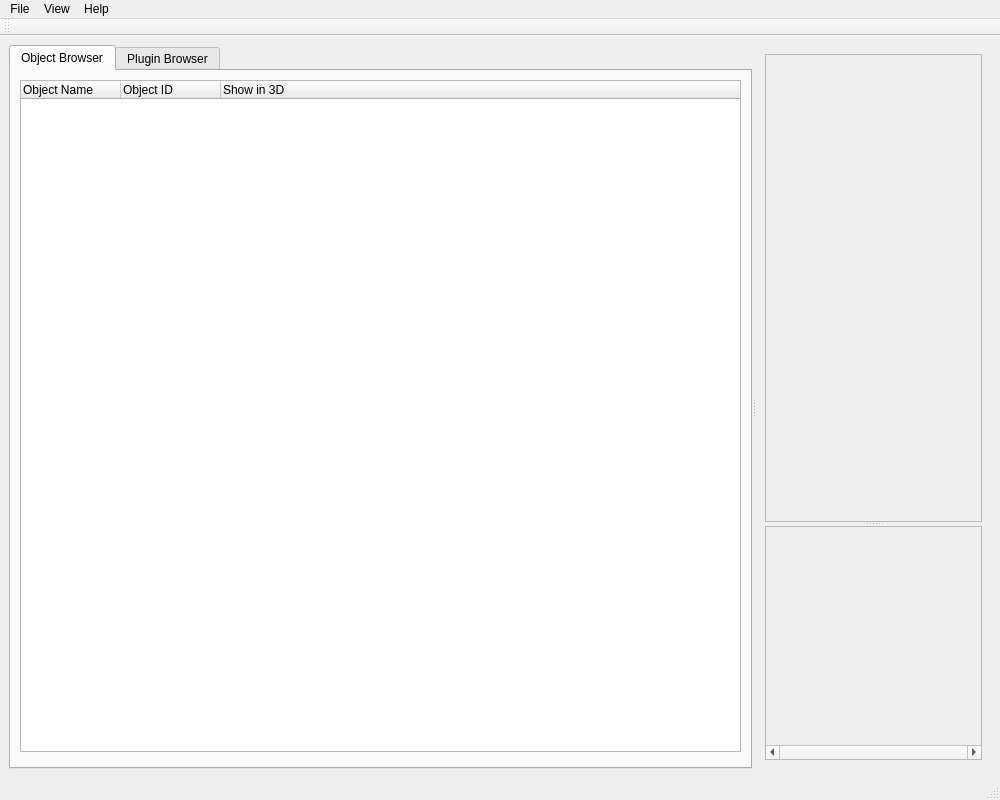
Above: rtUI/rtMainWindow.ui from pengwg/vurtigo before the change. Below: the same form after it.
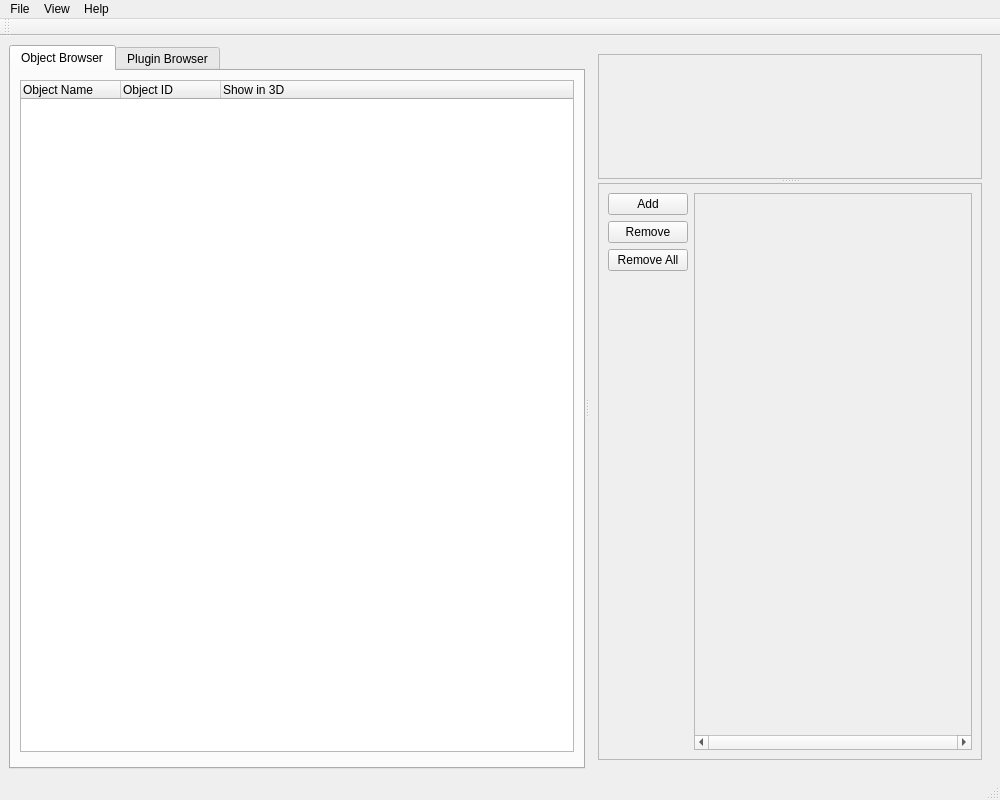
That is the form after the change.

Commit message:
Added buttons so that the user can decide how many 2D views to have. BugID:644 Analysis:Added buttons so that the user can decide how many 2D views to have.
Resolution:

Reviewed by:

Patch:
```diff
--- a/rtUI/rtMainWindow.ui
+++ b/rtUI/rtMainWindow.ui
@@ -99,7 +99,7 @@
       </widget>
       <widget class="QStackedWidget" name="stackedWidget">
        <widget class="QWidget" name="dualView">
-        <layout class="QHBoxLayout" name="horizontalLayout">
+        <layout class="QVBoxLayout" name="verticalLayout_5">
          <item>
           <widget class="QSplitter" name="mainUDSplitter">
            <property name="orientation">
@@ -113,6 +113,53 @@
              <enum>QFrame::Raised</enum>
             </property>
            </widget>
+           <widget class="QFrame" name="lowerFrame">
+            <property name="frameShape">
+             <enum>QFrame::StyledPanel</enum>
+            </property>
+            <property name="frameShadow">
+             <enum>QFrame::Raised</enum>
+            </property>
+            <layout class="QHBoxLayout" name="horizontalLayout">
+             <item>
+              <layout class="QVBoxLayout" name="verticalLayout_4">
+               <item>
+                <widget class="QPushButton" name="add2DFrameBtn">
+                 <property name="text">
+                  <string>Add</string>
+                 </property>
+                </widget>
+               </item>
+               <item>
+                <widget class="QPushButton" name="remove2DFrameBtn">
+                 <property name="text">
+                  <string>Remove</string>
+                 </property>
+                </widget>
+               </item>
+               <item>
+                <widget class="QPushButton" name="removeAll2DFrameBtn">
+                 <property name="text">
+                  <string>Remove All</string>
+                 </property>
+                </widget>
+               </item>
+               <item>
+                <spacer name="verticalSpacer">
+                 <property name="orientation">
+                  <enum>Qt::Vertical</enum>
+                 </property>
+                 <property name="sizeHint" stdset="0">
+                  <size>
+                   <width>20</width>
+                   <height>40</height>
+                  </size>
+                 </property>
+                </spacer>
+               </item>
+              </layout>
+             </item>
+             <item>
            <widget class="QScrollArea" name="scrollArea2DImages">
             <property name="verticalScrollBarPolicy">
              <enum>Qt::ScrollBarAlwaysOff</enum>
@@ -128,8 +175,8 @@
               <rect>
                <x>0</x>
                <y>0</y>
-               <width>238</width>
-               <height>242</height>
+                  <width>290</width>
+                  <height>517</height>
               </rect>
              </property>
              <property name="sizePolicy">
@@ -139,6 +186,9 @@
               </sizepolicy>
              </property>
             </widget>
+              </widget>
+             </item>
+            </layout>
            </widget>
           </widget>
          </item>
```
Lines whose indentation alone changed are shown as unchanged. The commit also changes 4 other files.
